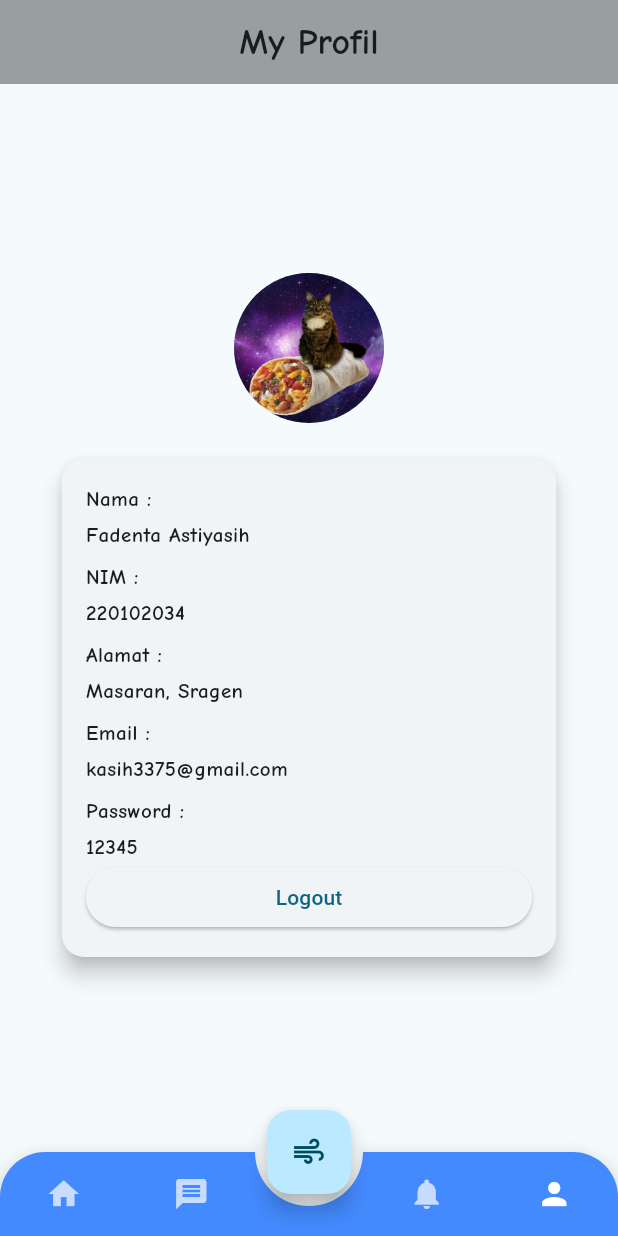
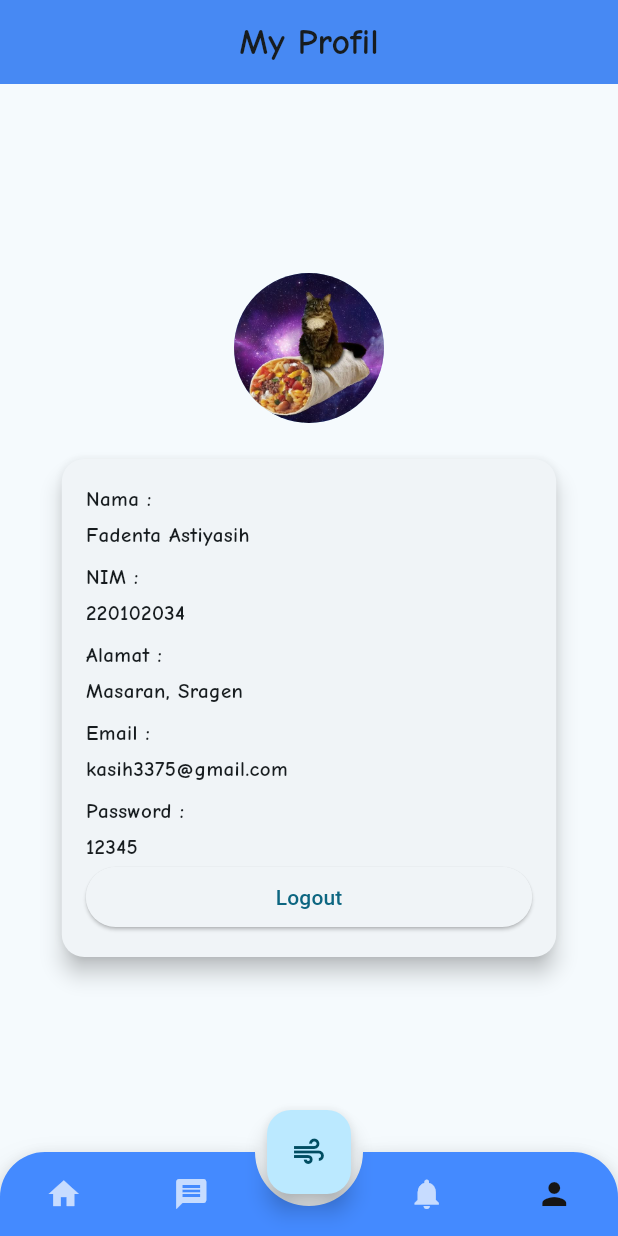
Before and after one commit to fadenta/aplikasi2, a Flutter app: the screen it shows after launch, item 4 of the bottom bar chosen, on a phone screen of 412 x 824 dp. Run offline on Flutter 3.47's test engine with Material 3 defaults, Android fonts, the phone set to English and light mode, and no system bars; drawn by our look-alikes of animated_bottom_navigation_bar; our stand-ins replace get, get_storage.

Commit message:
animated bottom navigation bar

```diff
--- a/lib/dashboard.dart
+++ b/lib/dashboard.dart
@@ -46,7 +46,7 @@ class _DashboardState extends State<Dashboard> {
         leftCornerRadius: 30,
         rightCornerRadius: 30,
         backgroundColor: Colors.blueAccent,
-        activeColor: Colors.white,
+        activeColor: const Color.fromARGB(255, 22, 21, 21),
         inactiveColor: Colors.white70,
         onTap: (index) => setState(() => _bottomNavIndex = index),
       ),
--- a/lib/hal_profil.dart
+++ b/lib/hal_profil.dart
@@ -19,7 +19,7 @@ class HalProfil extends StatelessWidget {
           ),
         ),
         centerTitle: true,
-        backgroundColor: const Color.fromARGB(255, 153, 158, 158),
+        backgroundColor: const Color.fromARGB(255, 71, 137, 243),
         automaticallyImplyLeading: false,
       ),
       body: Center(
```
